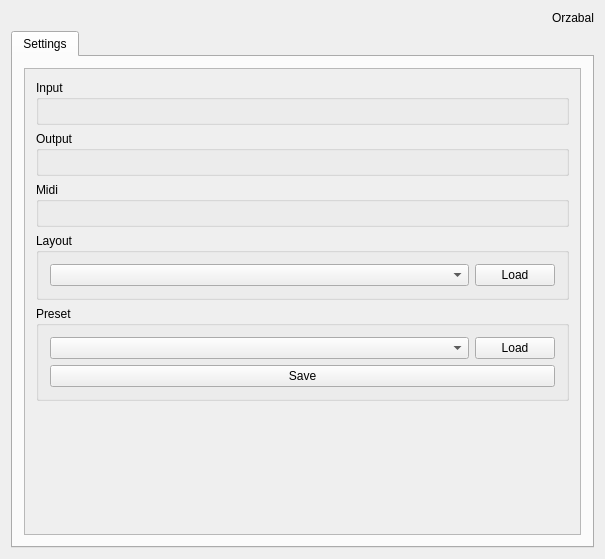
Old version of the form src/qt/MainWindow.ui in the repository chuckfairy/Orzabal.
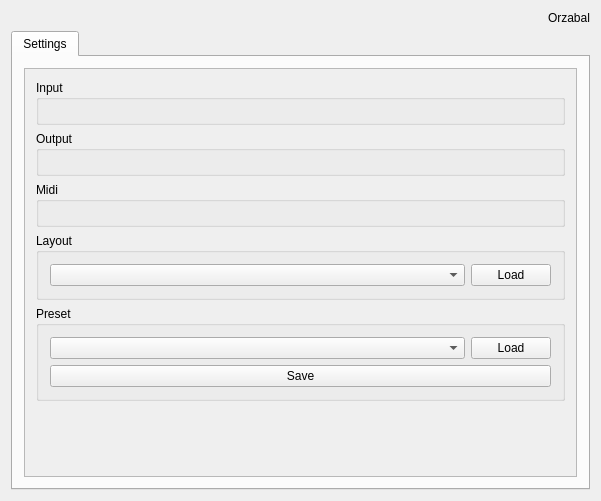
New version of the form.

Diff of the .ui file:
```diff
--- a/src/qt/MainWindow.ui
+++ b/src/qt/MainWindow.ui
@@ -6,8 +6,8 @@
    <rect>
     <x>0</x>
     <y>0</y>
-    <width>605</width>
-    <height>559</height>
+    <width>601</width>
+    <height>501</height>
    </rect>
   </property>
   <property name="windowTitle">
@@ -60,8 +60,8 @@
             <rect>
              <x>0</x>
              <y>0</y>
-             <width>563</width>
-             <height>461</height>
+             <width>559</width>
+             <height>409</height>
             </rect>
            </property>
            <layout class="QVBoxLayout" name="verticalLayout_7">
```
Left out of the diff: 1 changed line with no effect on the pictures.
